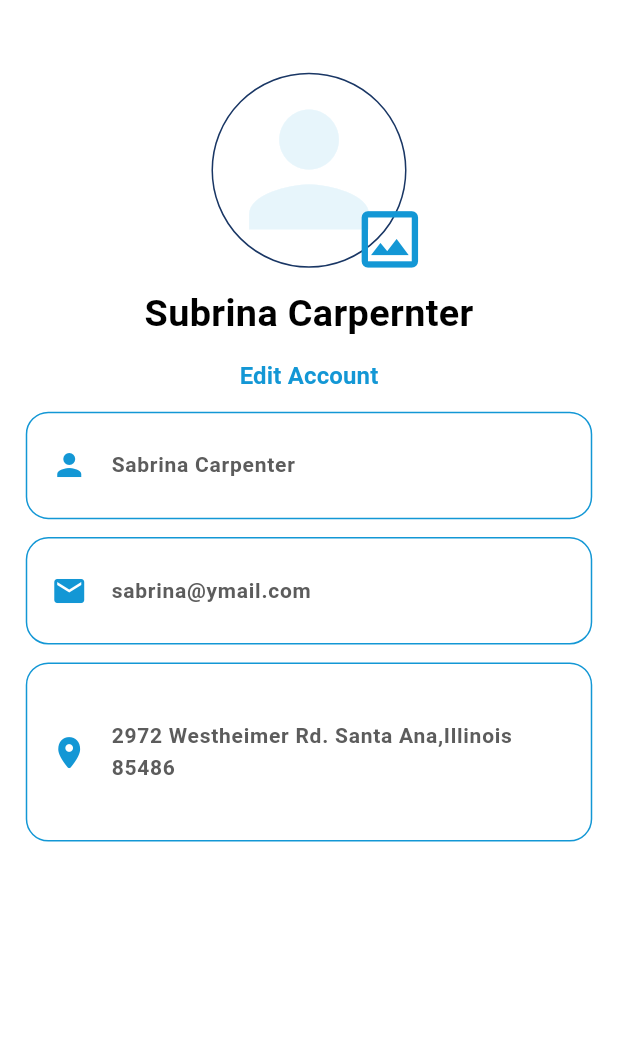
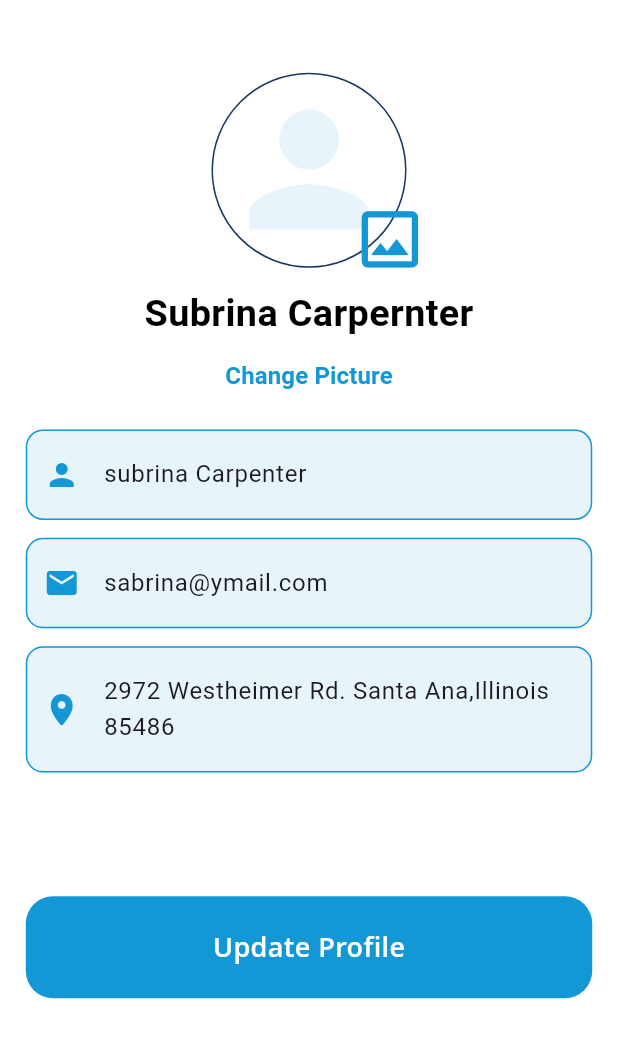
Before and after one commit to TopuFD/bk-gas, a Flutter app: the AccountProfileScreen screen opened by its route, after a tap on "Edit Account", on a phone screen of 412 x 824 dp, the part 65-1123 px from its top. Run offline on Flutter 3.47's test engine with Material 3 defaults, Android fonts, the phone set to English and light mode, and no system bars; our stand-ins replace flutter_screenutil, flutter_svg, get, image_picker, pin_code_fields; Roboto replaces fonts that are missing (Open Sans).

Commit message:
add editProfileScreen

```diff
--- a/lib/route/app_route.dart
+++ b/lib/route/app_route.dart
@@ -1,4 +1,5 @@
 import 'package:bk_gas/view/account_screen/account_profile_screen.dart';
+import 'package:bk_gas/view/account_screen/edit_profile_screen.dart';
 import 'package:bk_gas/view/authe_screen/get_otp_screen.dart';
 import 'package:bk_gas/view/authe_screen/login_screen.dart';
 import 'package:bk_gas/view/authe_screen/profile_setup.dart';
@@ -28,6 +29,7 @@ class AppRoute {
   static String checkoutScreen = "/checkoutScreen";
 
   static String accountProfileScreen = "/accountProfileScreen";
+  static String editProfilScreen = "/editProfilScreen";
 }
 
 List<GetPage> getPage = [
@@ -96,4 +98,9 @@ List<GetPage> getPage = [
     page: () => AccountProfileScreen(),
     transition: Transition.fade,
   ),
+  GetPage(
+    name: AppRoute.editProfilScreen,
+    page: () => EditProfileScreen(),
+    transition: Transition.fade,
+  ),
 ];
--- a/lib/view/account_screen/account_profile_screen.dart
+++ b/lib/view/account_screen/account_profile_screen.dart
@@ -1,6 +1,7 @@
+
 import 'dart:io';
-
 import 'package:bk_gas/controller/image_controller.dart';
+import 'package:bk_gas/route/app_route.dart';
 import 'package:bk_gas/utils/color.dart';
 import 'package:bk_gas/utils/text_style.dart';
 import 'package:bk_gas/widget/custom_appber.dart';
@@ -14,6 +15,9 @@ class AccountProfileScreen extends StatelessWidget {
   AccountProfileScreen({super.key});
 
   ImagePicController imageController = ImagePicController();
+  RxString name = "subrina Carpenter".obs;
+  RxString email = "sabrina@ymail.com".obs;
+  RxString location = "2972 Westheimer Rd. Santa Ana,Illinois 85486".obs;
 
   @override
   Widget build(BuildContext context) {
@@ -31,9 +35,7 @@ class AccountProfileScreen extends StatelessWidget {
               SizedBox(
                 height: 30.h,
               ),
-              Stack(
-                clipBehavior: Clip.none,
-                children: [
+              // Profile Image with Obx to observe imagePath changes
               Container(
                 height: 130,
                 width: 130,
@@ -43,7 +45,6 @@ class AccountProfileScreen extends StatelessWidget {
                   ),
                   shape: BoxShape.circle,
                 ),
-                      //=================================profile image here=================>
                 child: ClipOval(
                   child: Obx(() {
                     return imageController.imagePath!.isNotEmpty
@@ -59,40 +60,37 @@ class AccountProfileScreen extends StatelessWidget {
                             size: 100.h,
                           );
                   }),
-                      )),
-                  Positioned(
-                      bottom: -14,
-                      right: -22,
-                      child: IconButton(
-                          onPressed: () {
-                            showModalSheet(context);
-                          },
-                          icon: Icon(
-                            Icons.image_outlined,
-                            color: AppColor.primaryColor,
-                            size: 42.h,
-                          )))
-                ],
+                ),
               ),
               SizedBox(
                 height: 10.h,
               ),
+              // Name displayed without Obx (since it's already updated elsewhere)
               Text(
                 "Subrina Carpernter",
                 style: CustomTextStyle.h2(),
               ),
               TextButton(
-                  onPressed: () {},
+                  onPressed: () {
+                    Get.toNamed(AppRoute.editProfilScreen, arguments: {
+                      "name": name,
+                      "email": email,
+                      "location": location,
+                    });
+                  },
                   child: Text(
                     "Edit Account",
                     style: CustomTextStyle.h1(fontSize: 16),
                   )),
-              userCard(iconData: Icons.person, title: "Sabrina Carpenter"),
-              userCard(iconData: Icons.email, title: "sabrina@ymail.com"),
-              userCard(
+              // User cards are wrapped in Obx only at the parent level
+              Obx(() => userCard(
+                  iconData: Icons.person, title: name.value)),
+              Obx(() => userCard(
+                  iconData: Icons.email, title: email.value)),
+              Obx(() => userCard(
                   heights: 100.h,
                   iconData: CupertinoIcons.location_solid,
-                  title: "2972 Westheimer Rd. Santa Ana,Illinois 85486"),
+                  title: location.value)),
             ],
           ),
         ),
@@ -100,7 +98,7 @@ class AccountProfileScreen extends StatelessWidget {
     );
   }
 
-  //===========================userDataCard=====================
+  // User Data Card (No Obx needed here)
   userCard({String? title, double? heights, IconData? iconData}) {
     return Container(
       height: heights ?? 60.h,
@@ -125,7 +123,7 @@ class AccountProfileScreen extends StatelessWidget {
     );
   }
 
-  // here is modal bottomsheet bellow=======================>
+  // Modal Bottom Sheet for Image Picker
   void showModalSheet(BuildContext context) {
     showModalBottomSheet(
       shape: RoundedRectangleBorder(
@@ -161,7 +159,6 @@ class AccountProfileScreen extends StatelessWidget {
                       icon: Icon(
                         Icons.camera,
                         color: Colors.blue,
-                          semanticLabel: "Camera",
                         size: 100.sp,
                       )),
                   IconButton(
@@ -172,7 +169,6 @@ class AccountProfileScreen extends StatelessWidget {
                       icon: Icon(
                         Icons.image,
                         color: Colors.blue,
-                          semanticLabel: "Grllary",
                         size: 100.sp,
                       ))
                 ],
@@ -180,6 +176,7 @@ class AccountProfileScreen extends StatelessWidget {
             ],
           ),
         );
-        });
+      },
+    );
   }
 }
--- /dev/null
+++ b/lib/view/account_screen/edit_profile_screen.dart
@@ -0,0 +1,199 @@
+import 'dart:io';
+import 'package:bk_gas/controller/image_controller.dart';
+import 'package:bk_gas/utils/color.dart';
+import 'package:bk_gas/utils/text_style.dart';
+import 'package:bk_gas/widget/custom_appber.dart';
+import 'package:bk_gas/widget/custom_body_btn.dart';
+import 'package:bk_gas/widget/custom_textfield.dart';
+import 'package:flutter/cupertino.dart';
+import 'package:flutter/material.dart';
+import 'package:flutter_screenutil/flutter_screenutil.dart';
+import 'package:get/get.dart';
+
+//ignore: must_be_immutable
+class EditProfileScreen extends StatelessWidget {
+  EditProfileScreen({super.key}) {
+    var userData = Get.arguments;
+
+    nameController.text = (userData["name"] as RxString).value;
+    emailController.text = (userData["email"] as RxString).value;
+    locationController.text = (userData["location"] as RxString).value;
+  }
+
+  ImagePicController imageController = ImagePicController();
+  TextEditingController nameController = TextEditingController();
+  TextEditingController emailController = TextEditingController();
+  TextEditingController locationController = TextEditingController();
+
+  @override
+  Widget build(BuildContext context) {
+    return Scaffold(
+      appBar: const CustomAppbar(
+        title: "Account",
+      ),
+      body: SizedBox(
+        width: Get.width,
+        child: Padding(
+          padding: EdgeInsets.symmetric(horizontal: 15.w),
+          child: SingleChildScrollView(
+            child: Column(
+              crossAxisAlignment: CrossAxisAlignment.center,
+              children: [
+                SizedBox(
+                  height: 30.h,
+                ),
+                Stack(
+                  clipBehavior: Clip.none,
+                  children: [
+                    Container(
+                      height: 130,
+                      width: 130,
+                      decoration: BoxDecoration(
+                        border: Border.all(
+                          color: AppColor.textlightBlue,
+                        ),
+                        shape: BoxShape.circle,
+                      ),
+                      //======================profile image here=================>
+                      child: ClipOval(
+                        child: Obx(() {
+                          return imageController.imagePath!.isNotEmpty
+                              ? Image.file(
+                                  File(imageController.imagePath!.value),
+                                  fit: BoxFit.cover,
+                                  height: 130.h,
+                                  width: 130.w,
+                                )
+                              : Icon(
+                                  Icons.person,
+                                  color: AppColor.secondaryColor,
+                                  size: 100.h,
+                                );
+                        }),
+                      ),
+                    ),
+                    Positioned(
+                      bottom: -14,
+                      right: -22,
+                      child: IconButton(
+                        onPressed: () {
+                          showModalSheet(context);
+                        },
+                        icon: Icon(
+                          Icons.image_outlined,
+                          color: AppColor.primaryColor,
+                          size: 42.h,
+                        ),
+                      ),
+                    )
+                  ],
+                ),
+                SizedBox(
+                  height: 10.h,
+                ),
+                Text(
+                  "Subrina Carpernter",
+                  style: CustomTextStyle.h2(),
+                ),
+                TextButton(
+                  onPressed: () {},
+                  child: Text(
+                    "Change Picture",
+                    style: CustomTextStyle.h1(fontSize: 16),
+                  ),
+                ),
+                SizedBox(
+                  height: 10.h,
+                ),
+                //=============================================text fields start here
+                CustomTextFormField(
+                  prefixIcon: const Icon(Icons.person),
+                  controller: nameController,
+                ),
+                SizedBox(
+                  height: 10.h,
+                ),
+                CustomTextFormField(
+                  prefixIcon: const Icon(Icons.email),
+                  controller: emailController,
+                ),
+                SizedBox(
+                  height: 10.h,
+                ),
+                CustomTextFormField(
+                  maxLine: 2,
+                  prefixIcon: const Icon(CupertinoIcons.location_solid),
+                  controller: locationController,
+                ),
+                SizedBox(
+                  height: Get.height * .1,
+                ),
+                CustomBodyBtn(
+                    title: "Update Profile",
+                    ontap: () {
+                      Get.back();
+                    })
+              ],
+            ),
+          ),
+        ),
+      ),
+    );
+  }
+
+  // Modal Bottom Sheet for Image Picker
+  void showModalSheet(BuildContext context) {
+    showModalBottomSheet(
+      shape: RoundedRectangleBorder(
+          borderRadius: BorderRadius.only(
+              topLeft: Radius.circular(20.r), topRight: Radius.circular(20.r))),
+      context: context,
+      builder: (context) {
+        return Padding(
+          padding: EdgeInsets.symmetric(vertical: 10.h),
+          child: ListView(
+            shrinkWrap: true,
+            children: [
+              Text(
+                "Pick Your Image",
+                style: TextStyle(
+                    fontSize: 20.sp,
+                    color: Colors.black,
+                    fontWeight: FontWeight.bold),
+                textAlign: TextAlign.center,
+              ),
+              SizedBox(
+                height: 10.h,
+              ),
+              Row(
+                mainAxisAlignment: MainAxisAlignment.spaceAround,
+                children: [
+                  IconButton(
+                      onPressed: () async {
+                        imageController.pickImageCemara();
+                        Get.back();
+                      },
+                      icon: Icon(
+                        Icons.camera,
+                        color: Colors.blue,
+                        size: 100.sp,
+                      )),
+                  IconButton(
+                      onPressed: () async {
+                        imageController.pickImageGellary();
+                        Get.back();
+                      },
+                      icon: Icon(
+                        Icons.image,
+                        color: Colors.blue,
+                        size: 100.sp,
+                      ))
+                ],
+              )
+            ],
+          ),
+        );
+      },
+    );
+  }
+}
--- a/lib/widget/custom_textfield.dart
+++ b/lib/widget/custom_textfield.dart
@@ -12,6 +12,7 @@ class CustomTextFormField extends StatelessWidget {
   final Icon? prefixIcon;
   final IconButton? suffixIcon;
   final String? textFieldHeading;
+  final int? maxLine;
 
   const CustomTextFormField({
     super.key,
@@ -23,6 +24,7 @@ class CustomTextFormField extends StatelessWidget {
     this.prefixIcon,
     this.suffixIcon,
     this.textFieldHeading,
+    this.maxLine
   });
 
   @override
@@ -31,8 +33,8 @@ class CustomTextFormField extends StatelessWidget {
       textFieldHeading == null
           ? Container()
           : Align(
-            alignment: Alignment.topLeft,
-            child: Text(
+              alignment: Alignment.topLeft,
+              child: Text(
                 textFieldHeading!,
                 textAlign: TextAlign.center,
                 style: TextStyle(
@@ -43,15 +45,14 @@ class CustomTextFormField extends StatelessWidget {
                   height: 0,
                 ),
               ),
-          ),
+            ),
       TextFormField(
         controller: controller,
         validator: validator,
         keyboardType: keyboardType,
+        maxLines: obscureText ? 1 : maxLine??1,
         obscureText: obscureText,
-
         decoration: InputDecoration(
-
             filled: true,
             fillColor: AppColor.secondaryColor,
             focusedBorder: OutlineInputBorder(
@@ -66,7 +67,10 @@ class CustomTextFormField extends StatelessWidget {
             border: OutlineInputBorder(
                 borderRadius: BorderRadius.circular(10.r),
                 borderSide: const BorderSide(color: AppColor.primaryColor)),
-            contentPadding: EdgeInsets.only(left: Get.height * .02,top: Get.height * .022,bottom: Get.height * .022),
+            contentPadding: EdgeInsets.only(
+                left: Get.height * .02,
+                top: Get.height * .022,
+                bottom: Get.height * .022),
             hintText: hintText,
             prefixIcon: prefixIcon,
             suffixIcon: suffixIcon,
```
Lines whose indentation alone changed are shown as unchanged.
